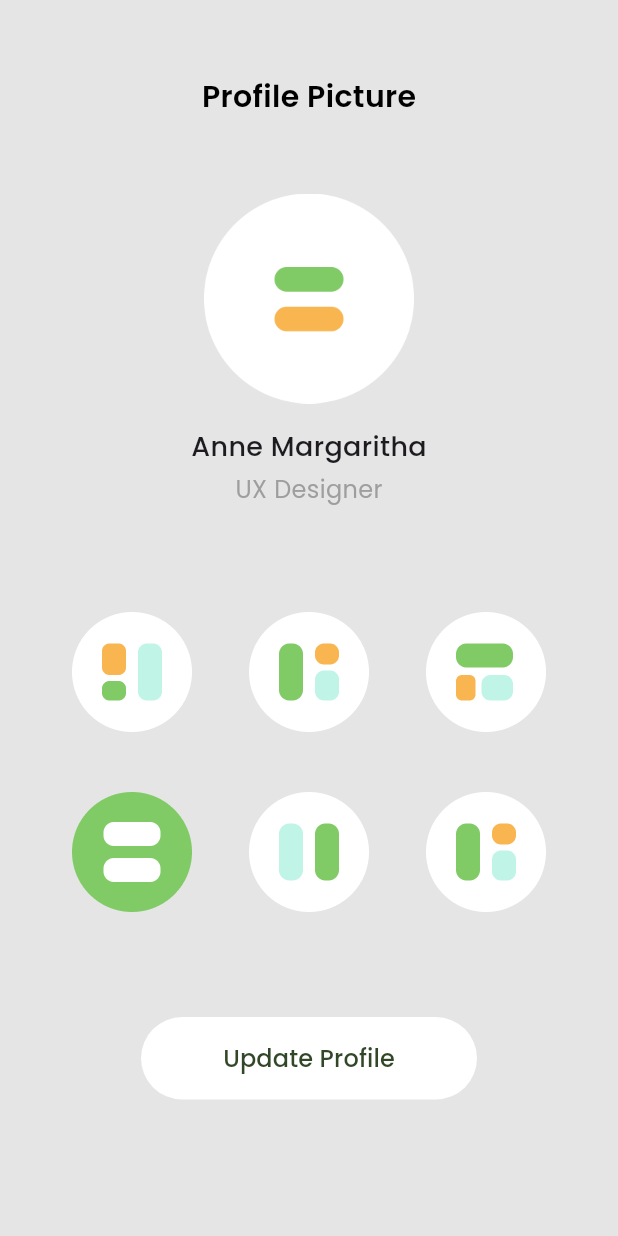
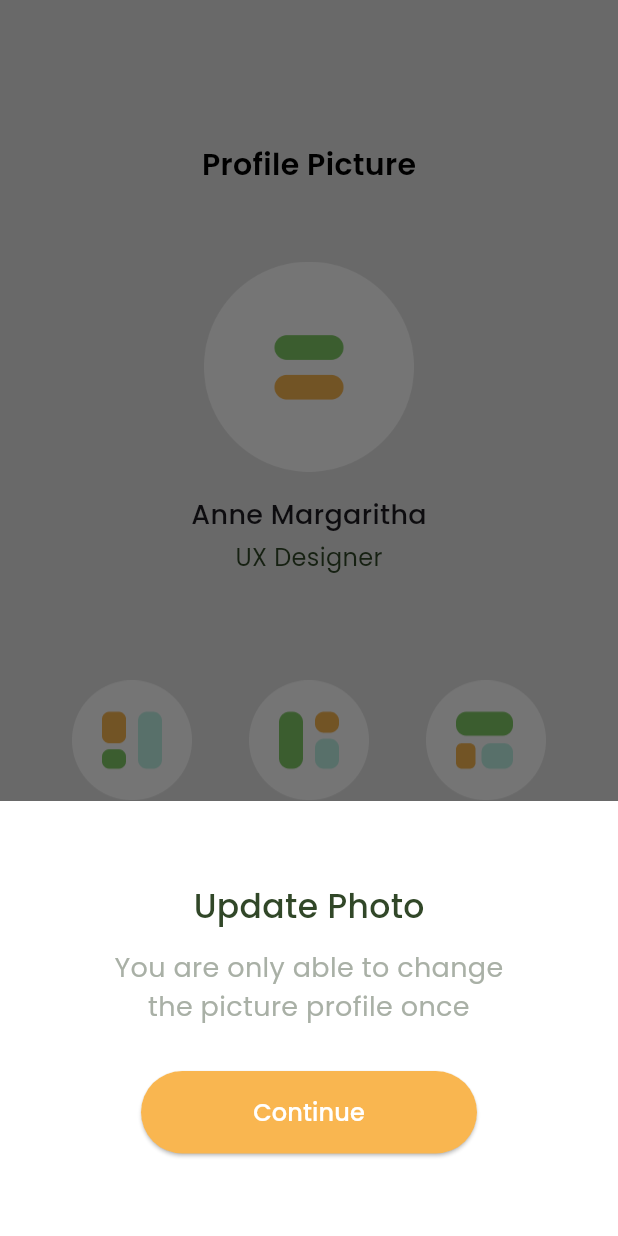
Before and after one commit to jadesnowman/Xplore-flutter, a Flutter app: the screen it shows after launch, after a tap on "Update Profile", on a phone screen of 412 x 824 dp. Run offline on Flutter 3.47's test engine with Material 3 defaults, Android fonts, the phone set to English and light mode, and no system bars; our stand-ins replace google_fonts.

Commit message:
Update theme colors

```diff
--- a/lib/pages/home_pages.dart
+++ b/lib/pages/home_pages.dart
@@ -10,6 +10,7 @@ class HomePage extends StatelessWidget {
         backgroundColor: backgroundColor,
         body: SafeArea(
           child: Center(
+            child: SingleChildScrollView(
               child: Column(
                 children: [
                   const SizedBox(
@@ -40,7 +41,7 @@ class HomePage extends StatelessWidget {
                     height: 4,
                   ),
                   const Text('UX Designer',
-                    style: TextStyle(fontSize: 16, color: Colors.grey)),
+                      style: TextStyle(fontSize: 16, color: textColor)),
                   const SizedBox(
                     height: 70,
                   ),
@@ -86,7 +87,53 @@ class HomePage extends StatelessWidget {
                         foregroundColor: textColor,
                       ),
                       onPressed: () {
-                      print('Button pressed');
+                        showModalBottomSheet(
+                            context: context,
+                            builder: ((context) {
+                              return Container(
+                                height: 290,
+                                color: Colors.white,
+                                padding: const EdgeInsets.symmetric(
+                                    vertical: 50, horizontal: 60),
+                                child: Center(
+                                  child: Column(
+                                    mainAxisAlignment: MainAxisAlignment.center,
+                                    mainAxisSize: MainAxisSize.min,
+                                    children: <Widget>[
+                                      const Text('Update Photo',
+                                          style: TextStyle(
+                                              fontSize: 22,
+                                              fontWeight: FontWeight.w500,
+                                              color: textColor)),
+                                      const SizedBox(
+                                        height: 12,
+                                      ),
+                                      const Text(
+                                          'You are only able to change the picture profile once',
+                                          textAlign: TextAlign.center,
+                                          style: TextStyle(
+                                              fontSize: 18,
+                                              color: textColorSecondary)),
+                                      const SizedBox(
+                                        height: 30,
+                                      ),
+                                      ElevatedButton(
+                                        style: ElevatedButton.styleFrom(
+                                          backgroundColor: primaryColor,
+                                          foregroundColor: secondaryColor,
+                                          minimumSize: const Size(224, 55),
+                                        ),
+                                        child: const Text(
+                                          'Continue',
+                                          style: TextStyle(fontSize: 16),
+                                        ),
+                                        onPressed: () => Navigator.pop(context),
+                                      ),
+                                    ],
+                                  ),
+                                ),
+                              );
+                            }));
                       },
                       child: const Text(
                         'Update Profile',
@@ -100,6 +147,7 @@ class HomePage extends StatelessWidget {
                 ],
               ),
             ),
+          ),
         ));
   }
 }
--- a/lib/theme.dart
+++ b/lib/theme.dart
@@ -1,8 +1,11 @@
 import 'package:flutter/material.dart';
 
 const backgroundColor = Color(0xFFE5E5E5);
+
 const textColor = Color(0xFF314728);
+const textColorSecondary = Color(0xFFA9B0A6);
 
-const primaryColor = Colors.blue;
-const secondaryColor = Color(0x00a9b0a6);
+const primaryColor = Color(0xFFF9B650);
+const secondaryColor = Colors.white;
+
 const defaultPadding = 20.0;
```
Lines whose indentation alone changed are shown as unchanged.
